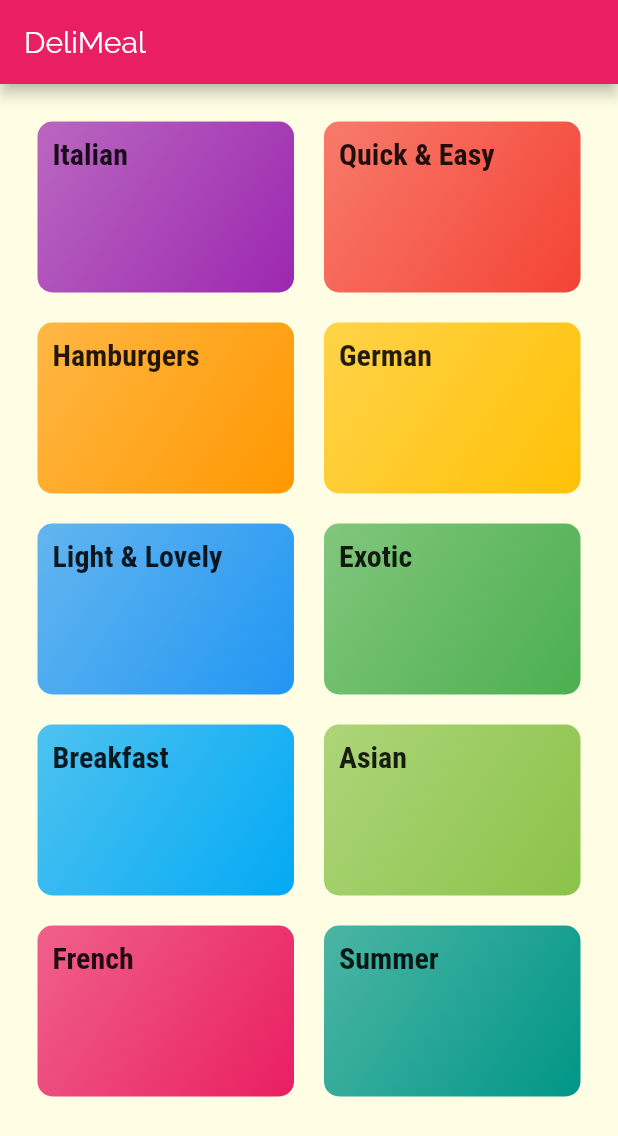
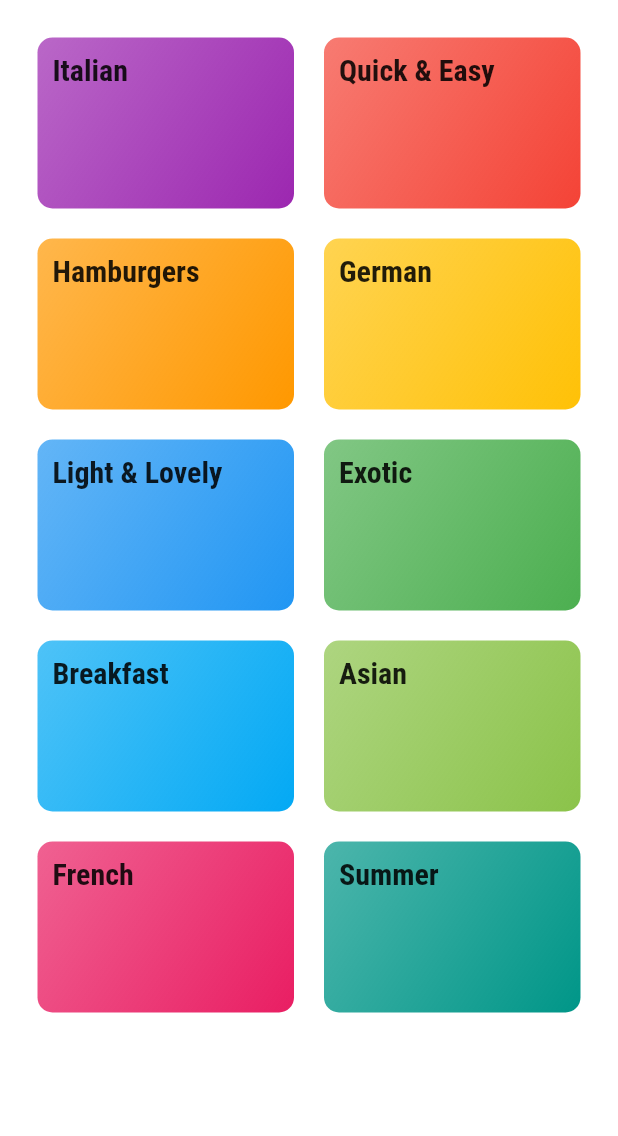
Before and after one commit to RahatIbnRafiq/FlutterProjects, a Flutter app: the screen it shows after launch, on a phone screen of 412 x 824 dp. Shown: the top 1136 px of the screen. Run offline on Flutter 3.47's test engine with Material 2 defaults, Android fonts, the light colour scheme and no system bars.

Commit message:
add categories screen

```diff
--- a/meals_app/lib/screens/categories_screen.dart
+++ b/meals_app/lib/screens/categories_screen.dart
@@ -6,11 +6,7 @@ import '../data/dummy_data.dart';
 class CategoriesScreen extends StatelessWidget {
   @override
   Widget build(BuildContext context) {
-    return Scaffold(
-      appBar: AppBar(
-        title: Text('DeliMeal'),
-      ),
-      body: GridView(
+    return GridView(
       padding: const EdgeInsets.all(25),
       children: DUMMY_CATEGORIES
           .map((categoryData) => CategoryItem(
@@ -25,7 +21,6 @@ class CategoriesScreen extends StatelessWidget {
         crossAxisSpacing: 20,
         mainAxisSpacing: 20,
       ),
-      ),
     );
   }
 }
```
Lines whose indentation alone changed are shown as unchanged.
